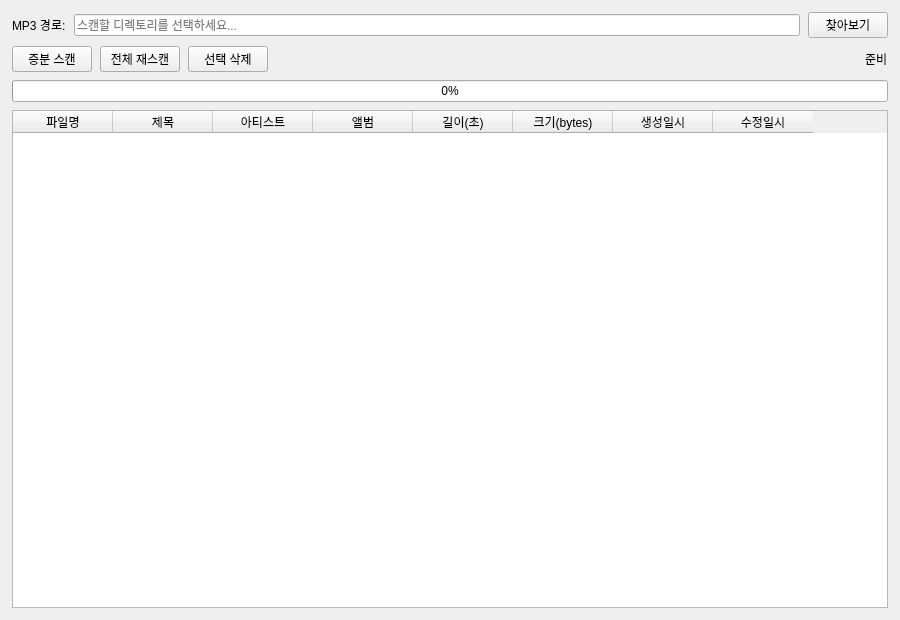
musiren/mp3-archive, file src/main_window.ui: the form before one commit.
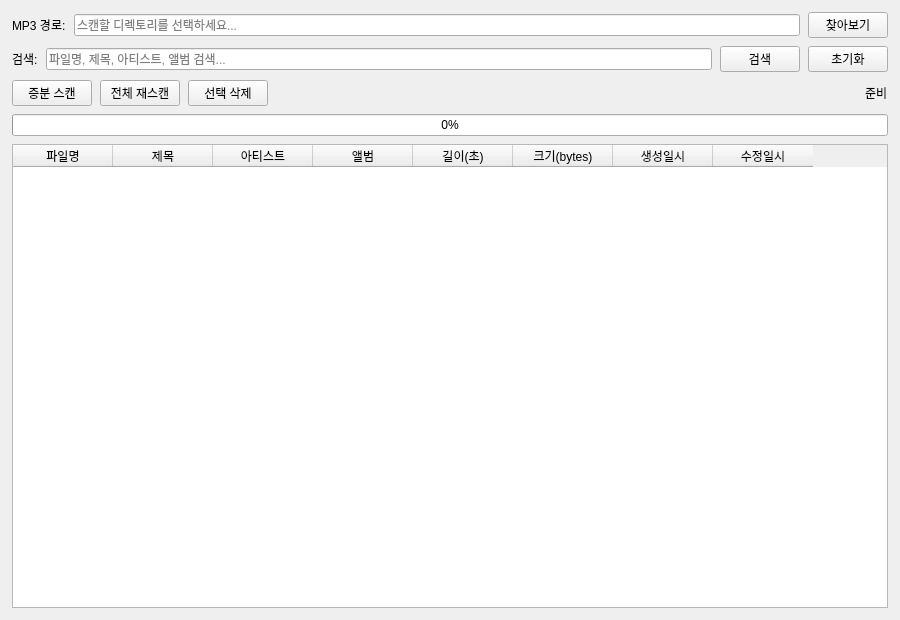
The form after the commit.

Commit message: feat: add keyword search for MP3 records

What changed in the file:
```diff
--- a/src/main_window.ui
+++ b/src/main_window.ui
@@ -71,6 +71,57 @@
       </item>
      </layout>
     </item>
+    <!-- Search row -->
+    <item>
+     <layout class="QHBoxLayout" name="searchLayout">
+      <item>
+       <widget class="QLabel" name="label_search">
+        <property name="text">
+         <string>검색:</string>
+        </property>
+        <property name="minimumWidth">
+         <number>40</number>
+        </property>
+        <property name="maximumWidth">
+         <number>40</number>
+        </property>
+       </widget>
+      </item>
+      <item>
+       <widget class="QLineEdit" name="search_edit">
+        <property name="placeholderText">
+         <string>파일명, 제목, 아티스트, 앨범 검색...</string>
+        </property>
+       </widget>
+      </item>
+      <item>
+       <widget class="QPushButton" name="btn_search">
+        <property name="text">
+         <string>검색</string>
+        </property>
+        <property name="minimumWidth">
+         <number>70</number>
+        </property>
+        <property name="maximumWidth">
+         <number>70</number>
+        </property>
+       </widget>
+      </item>
+      <item>
+       <widget class="QPushButton" name="btn_search_clear">
+        <property name="text">
+         <string>초기화</string>
+        </property>
+        <property name="minimumWidth">
+         <number>70</number>
+        </property>
+        <property name="maximumWidth">
+         <number>70</number>
+        </property>
+       </widget>
+      </item>
+     </layout>
+    </item>
     <!-- Toolbar row -->
     <item>
      <layout class="QHBoxLayout" name="toolbarLayout">
```
The commit also changes 4 other files.
